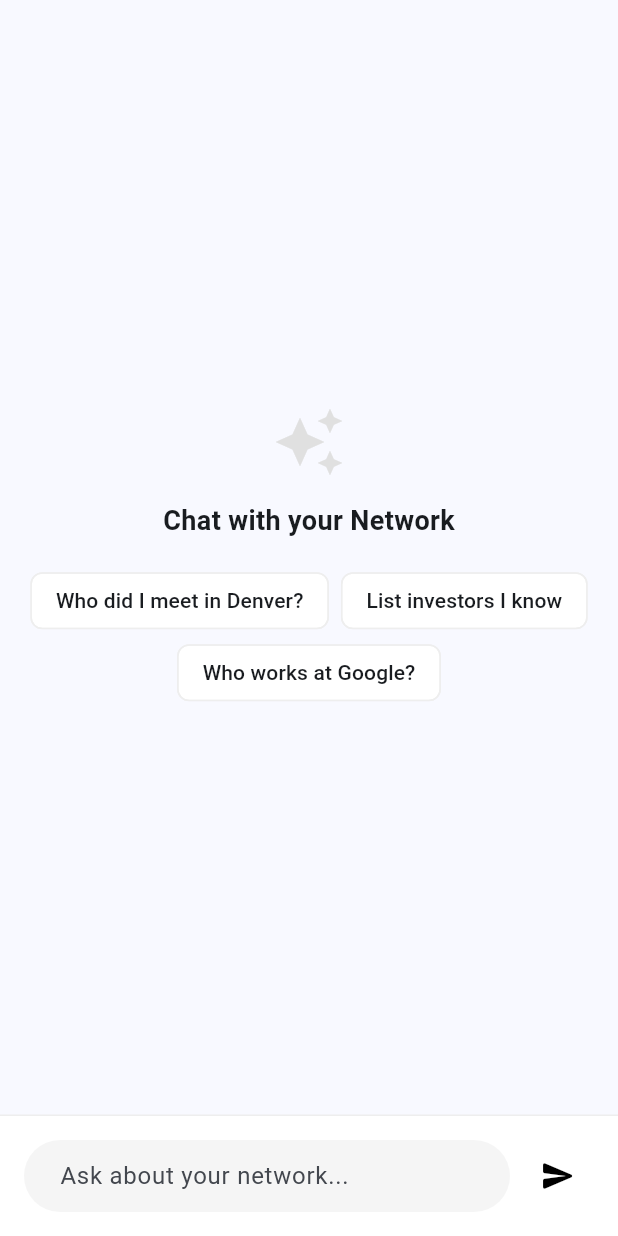
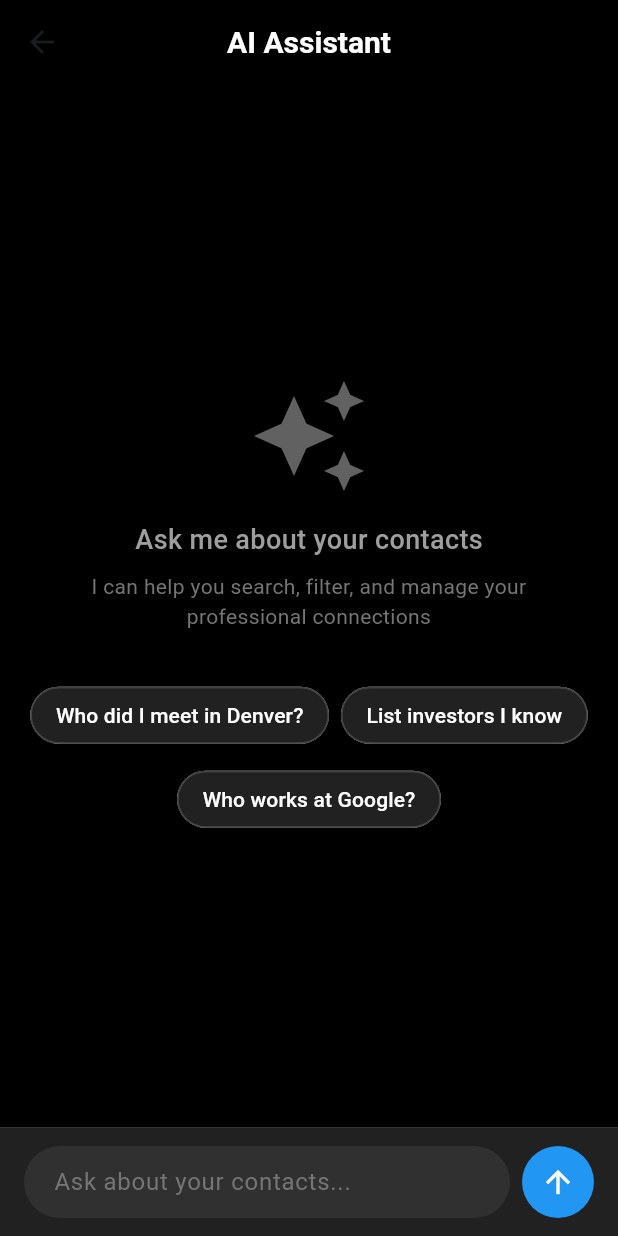
Before and after one commit to Trust-Worthy/LinkedOut-Cactus, a Flutter app: the ChatScreen screen opened directly, on a phone screen of 412 x 824 dp. Run offline on Flutter 3.47's test engine with Material 3 defaults, Android fonts, the light colour scheme and no system bars; our stand-ins replace flutter_svg, geolocator, image_picker, isar, logger, shared_preferences and 1 more; missing offline and left inert: cactus; accounts and stored records are empty; generated files the repository leaves out were written again; statements that could not run were skipped.

Commit message:
Added updated chat screen.

```diff
--- a/lib/presentation/screens/chat/chat_screen.dart
+++ b/lib/presentation/screens/chat/chat_screen.dart
@@ -36,7 +36,7 @@ class _ChatScreenState extends State<ChatScreen> {
     });
 
     try {
-      // Use the new Smart Search Service
+      // Use the Smart Search Service (Router Agent)
       final searchService = Provider.of<SmartSearchService>(context, listen: false);
       final results = await searchService.search(text);
 
@@ -66,7 +66,22 @@ class _ChatScreenState extends State<ChatScreen> {
 
   @override
   Widget build(BuildContext context) {
-    return Column(
+    return Scaffold(
+      backgroundColor: Colors.black, // Friend's Dark Background
+      appBar: AppBar(
+        backgroundColor: Colors.black,
+        elevation: 0,
+        title: const Text(
+          'AI Assistant',
+          style: TextStyle(
+            color: Colors.white,
+            fontSize: 20,
+            fontWeight: FontWeight.w600,
+          ),
+        ),
+        centerTitle: true,
+      ),
+      body: Column(
         children: [
           // Chat History
           Expanded(
@@ -81,76 +96,99 @@ class _ChatScreenState extends State<ChatScreen> {
                 ),
           ),
 
-        // Input Area
+          // Thinking Indicator
           if (_isThinking)
-          const Padding(
-            padding: EdgeInsets.all(8.0),
+            Padding(
+              padding: const EdgeInsets.symmetric(horizontal: 24, vertical: 8),
               child: Row(
-              mainAxisAlignment: MainAxisAlignment.center,
+                mainAxisAlignment: MainAxisAlignment.start,
                 children: [
-                SizedBox(width: 12, height: 12, child: CircularProgressIndicator(strokeWidth: 2)),
-                SizedBox(width: 8),
-                Text("Analyzing network...", style: TextStyle(color: Colors.grey, fontSize: 12)),
+                  const SizedBox(width: 16, height: 16, child: CircularProgressIndicator(strokeWidth: 2, color: Colors.blue)),
+                  const SizedBox(width: 12),
+                  Text("Analyzing network...", style: TextStyle(color: Colors.grey[500], fontSize: 14)),
                 ],
               ),
             ),
+
+          // Input Area (Friend's Design)
           Container(
-          padding: const EdgeInsets.all(16),
+            padding: const EdgeInsets.symmetric(horizontal: 16, vertical: 12),
             decoration: BoxDecoration(
-            color: Colors.white,
-            border: Border(top: BorderSide(color: Colors.grey.shade200)),
+              color: Colors.grey[900],
+              border: Border(
+                top: BorderSide(color: Colors.grey[800]!, width: 0.5),
               ),
+            ),
+            child: SafeArea(
               child: Row(
                 children: [
                   Expanded(
+                    child: Container(
+                      decoration: BoxDecoration(
+                        color: Colors.grey[850],
+                        borderRadius: BorderRadius.circular(24),
+                      ),
                       child: TextField(
                         controller: _controller,
+                        style: const TextStyle(color: Colors.white),
                         decoration: InputDecoration(
-                    hintText: "Ask about your network...",
-                    border: OutlineInputBorder(
-                      borderRadius: BorderRadius.circular(24),
-                      borderSide: BorderSide.none,
+                          hintText: 'Ask about your contacts...',
+                          hintStyle: TextStyle(color: Colors.grey[600]),
+                          border: InputBorder.none,
+                          contentPadding: const EdgeInsets.symmetric(
+                            horizontal: 20,
+                            vertical: 12,
                           ),
-                    filled: true,
-                    fillColor: Colors.grey.shade100,
-                    contentPadding: const EdgeInsets.symmetric(horizontal: 20, vertical: 10),
                         ),
+                        maxLines: null,
+                        textInputAction: TextInputAction.send,
                         onSubmitted: (_) => _sendMessage(),
                       ),
                     ),
+                  ),
                   const SizedBox(width: 8),
-              IconButton(
+                  Container(
+                    decoration: const BoxDecoration(
+                      color: Colors.blue,
+                      shape: BoxShape.circle,
+                    ),
+                    child: IconButton(
+                      icon: const Icon(Icons.arrow_upward, color: Colors.white),
                       onPressed: _isThinking ? null : _sendMessage,
-                icon: const Icon(Icons.send_rounded),
-                color: Colors.black,
-              )
+                    ),
+                  ),
                 ],
               ),
             ),
+          ),
         ],
+      ),
     );
   }
 
   Widget _buildMessageItem(ChatItem item) {
     if (item.isUser) {
-      // User Message (Right Bubble)
+      // User Message (Right Bubble - Blue)
       return Align(
         alignment: Alignment.centerRight,
         child: Container(
-          margin: const EdgeInsets.only(bottom: 16),
-          padding: const EdgeInsets.all(12),
+          margin: const EdgeInsets.only(bottom: 12),
+          padding: const EdgeInsets.symmetric(horizontal: 16, vertical: 12),
+          constraints: BoxConstraints(
+            maxWidth: MediaQuery.of(context).size.width * 0.75,
+          ),
           decoration: BoxDecoration(
-            color: Colors.black,
-            borderRadius: BorderRadius.circular(16).copyWith(bottomRight: Radius.zero),
+            color: Colors.blue,
+            borderRadius: BorderRadius.circular(20).copyWith(bottomRight: const Radius.circular(4)),
           ),
           child: Text(
             item.text ?? "",
-            style: const TextStyle(color: Colors.white),
+            style: const TextStyle(color: Colors.white, fontSize: 15),
           ),
         ),
       );
     } else {
-      // AI Message (Left Bubble + Cards)
+      // AI Message (Left Bubble - Grey + Cards)
       return Align(
         alignment: Alignment.centerLeft,
         child: Container(
@@ -162,26 +200,29 @@ class _ChatScreenState extends State<ChatScreen> {
               // AI Text Response
               if (item.text != null)
                 Container(
-                  padding: const EdgeInsets.all(12),
+                  padding: const EdgeInsets.symmetric(horizontal: 16, vertical: 12),
                   decoration: BoxDecoration(
-                    color: Colors.grey.shade200,
-                    borderRadius: BorderRadius.circular(16).copyWith(bottomLeft: Radius.zero),
+                    color: Colors.grey[900], // Friend's Dark Grey
+                    borderRadius: BorderRadius.circular(20).copyWith(bottomLeft: const Radius.circular(4)),
                   ),
-                  child: Text(item.text!, style: const TextStyle(color: Colors.black87)),
+                  child: Text(item.text!, style: const TextStyle(color: Colors.white, fontSize: 15)),
                 ),
 
               // Result Cards
               if (item.contacts != null && item.contacts!.isNotEmpty)
                 Padding(
-                  padding: const EdgeInsets.only(top: 8.0),
+                  padding: const EdgeInsets.only(top: 12.0),
                   child: Column(
                     children: item.contacts!.map((c) =>
-                      ContactCard(
+                      // We wrap the ContactCard to fit the dark theme context better
+                      Padding(
+                        padding: const EdgeInsets.only(bottom: 8.0),
+                        child: ContactCard(
                           contact: c,
                           onTap: () {
                             // TODO: Navigate to detail
-                          debugPrint("Tapped ${c.name}");
                           },
+                        ),
                       )
                     ).toList(),
                   ),
@@ -198,12 +239,37 @@ class _ChatScreenState extends State<ChatScreen> {
       child: Column(
         mainAxisAlignment: MainAxisAlignment.center,
         children: [
-          Icon(Icons.auto_awesome, size: 48, color: Colors.grey.shade300),
+          Icon(
+            Icons.auto_awesome,
+            size: 80,
+            color: Colors.grey[700],
+          ),
           const SizedBox(height: 16),
-          const Text("Chat with your Network", style: TextStyle(fontSize: 18, fontWeight: FontWeight.bold)),
-          const SizedBox(height: 16),
+          Text(
+            'Ask me about your contacts',
+            style: TextStyle(
+              color: Colors.grey[500],
+              fontSize: 18,
+              fontWeight: FontWeight.w500,
+            ),
+          ),
+          const SizedBox(height: 8),
+          Padding(
+            padding: const EdgeInsets.symmetric(horizontal: 40),
+            child: Text(
+              'I can help you search, filter, and manage your professional connections',
+              textAlign: TextAlign.center,
+              style: TextStyle(
+                color: Colors.grey[600],
+                fontSize: 14,
+              ),
+            ),
+          ),
+          const SizedBox(height: 32),
+          // Suggestion Chips (Styled for Dark Mode)
           Wrap(
             spacing: 8,
+            runSpacing: 8,
             alignment: WrapAlignment.center,
             children: [
               _suggestionChip("Who did I meet in Denver?"),
@@ -218,9 +284,10 @@ class _ChatScreenState extends State<ChatScreen> {
 
   Widget _suggestionChip(String label) {
     return ActionChip(
-      label: Text(label),
-      backgroundColor: Colors.white,
-      side: BorderSide(color: Colors.grey.shade200),
+      label: Text(label, style: const TextStyle(color: Colors.white)),
+      backgroundColor: Colors.grey[900],
+      side: BorderSide(color: Colors.grey[800]!),
+      shape: RoundedRectangleBorder(borderRadius: BorderRadius.circular(20)),
       onPressed: () {
         _controller.text = label;
         _sendMessage();
```
Lines whose indentation alone changed are shown as unchanged.
